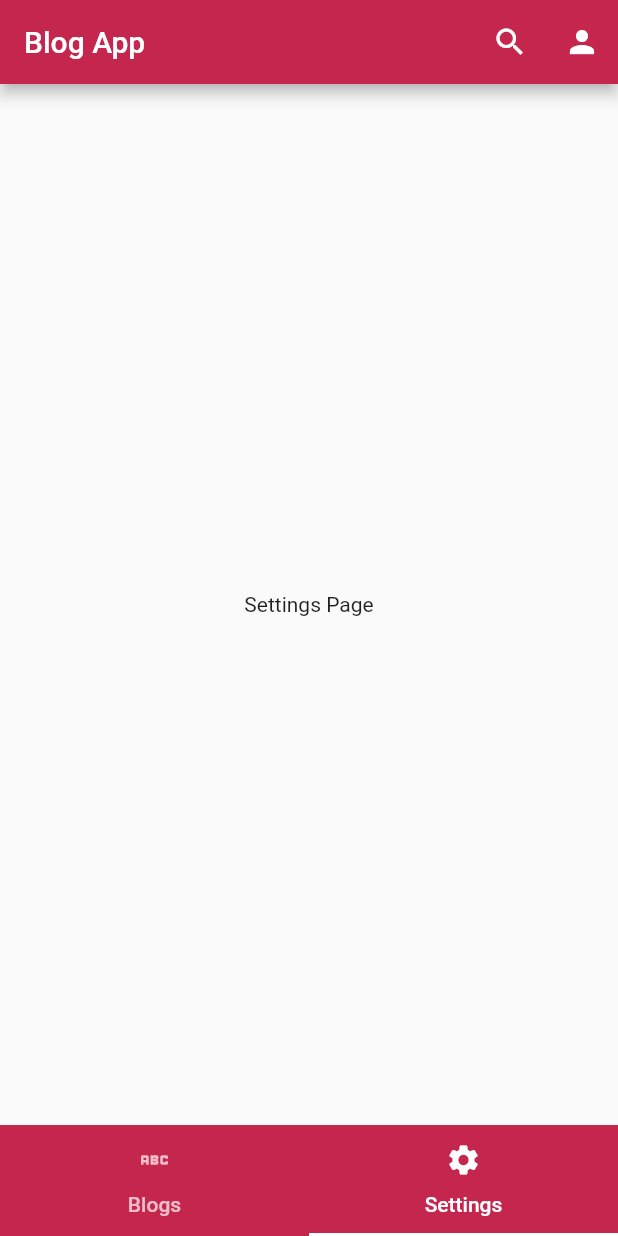
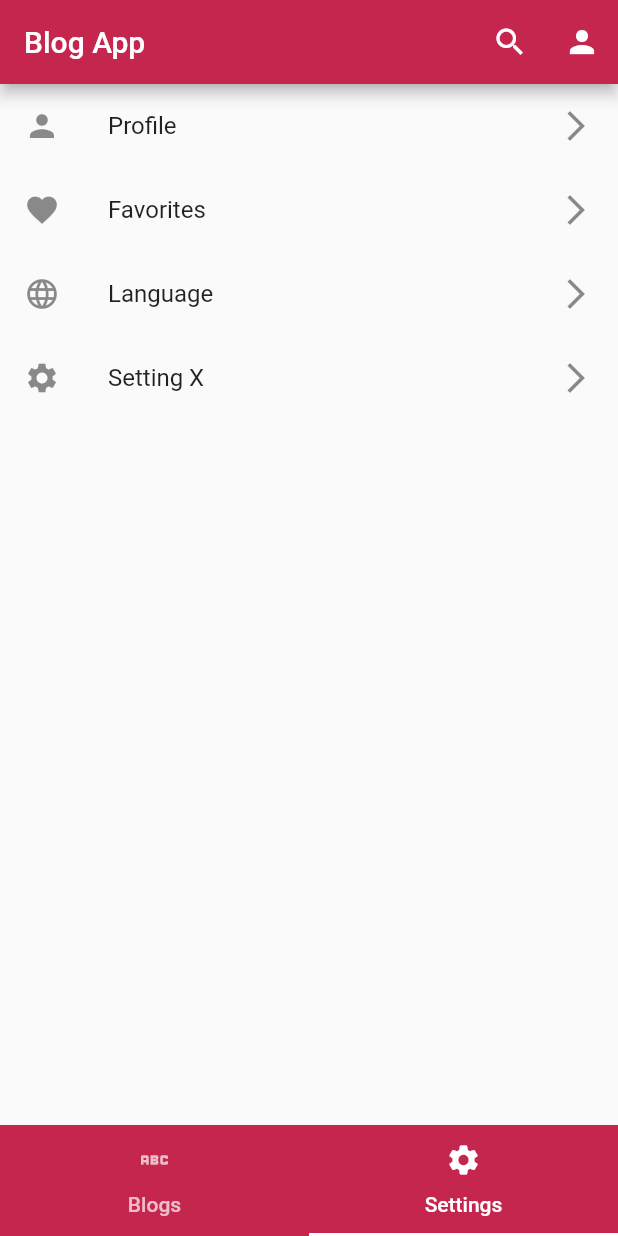
Before and after one commit to robinaeschlimann/blog_app, a Flutter app: the screen it shows after launch, tab 2 chosen, on a phone screen of 412 x 824 dp. Run offline on Flutter 3.47's test engine with Material 2 defaults, Android fonts, the light colour scheme and no system bars; network calls fail.

Commit message:
feat: settings page

```diff
--- a/lib/settings_page.dart
+++ b/lib/settings_page.dart
@@ -12,9 +12,30 @@ class _SettingsPageState extends State<SettingsPage> {
   @override
   Widget build(BuildContext context) {
     // TODO: implement build
-    return const Scaffold(
-      body: Center(
-        child: Text("Settings Page"),
+    return Scaffold(
+      body: ListView(
+        children: const [
+          ListTile(
+            title: Text("Profile"),
+            leading: Icon(Icons.person),
+            trailing: Icon(Icons.arrow_forward_ios)
+          ),
+          ListTile(
+            title: Text("Favorites"),
+            leading: Icon(Icons.favorite),
+            trailing: Icon(Icons.arrow_forward_ios)
+          ),
+          ListTile(
+              title: Text("Language"),
+              leading: Icon(Icons.language),
+              trailing: Icon(Icons.arrow_forward_ios)
+          ),
+          ListTile(
+              title: Text("Setting X"),
+              leading: Icon(Icons.settings),
+              trailing: Icon(Icons.arrow_forward_ios)
+          )
+        ]
       ),
     );
   }
```
